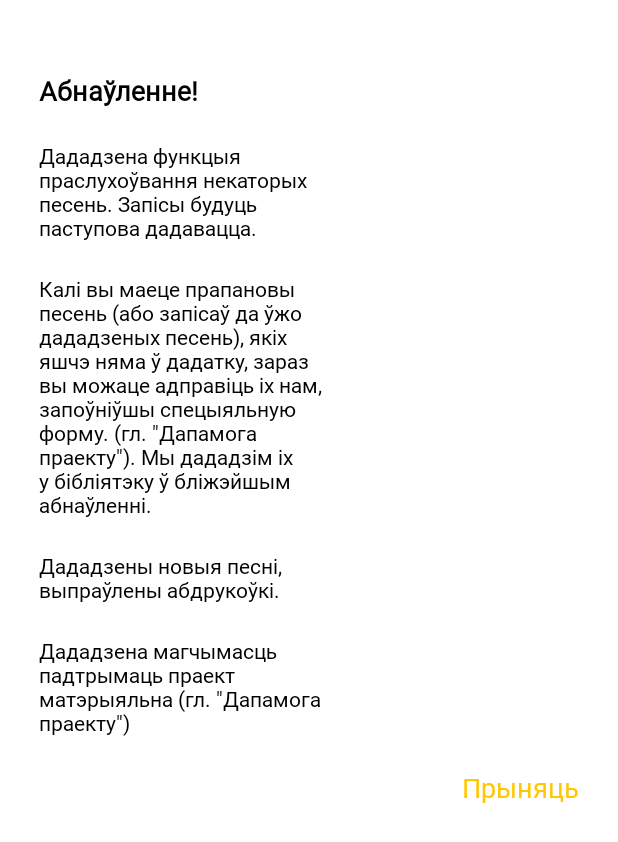
After one commit to ntnlbk/Spewnik, an Android app built with Jetpack Compose: the layout dialog_whats_new.xml on its own in the app's theme, with its tools: preview values and no code run, on a phone screen of 412 x 824 dp. The commit adds this screen. Shown: the top 842 px of the screen. Run offline under Robolectric (Android 15) with nearby library versions, the phone set to English and light mode, and no system bars.

Commit message:
Whats new dialog added (test implementation)

```diff
--- a/app/src/main/java/com/LibBib/spevn/presentation/MainActivity.kt
+++ b/app/src/main/java/com/LibBib/spevn/presentation/MainActivity.kt
@@ -1,10 +1,14 @@
 package com.LibBib.spevn.presentation
 
 import android.content.Intent
-import android.net.Uri
+import android.content.SharedPreferences
 import android.os.Bundle
+import android.widget.TextView
 import androidx.appcompat.app.AlertDialog
 import androidx.appcompat.app.AppCompatActivity
+import androidx.core.content.edit
+import androidx.core.net.toUri
+import androidx.fragment.app.DialogFragment
 import androidx.fragment.app.FragmentManager
 import androidx.lifecycle.lifecycleScope
 import com.LibBib.spevn.R
@@ -19,6 +23,7 @@ import javax.inject.Inject
 class MainActivity : AppCompatActivity() {
 
     private lateinit var binding: ActivityMainBinding
+    private lateinit var sharedPreferences: SharedPreferences
 
     @Inject
     lateinit var getActualVersionUseCase: GetActualVersionUseCase
@@ -33,11 +38,25 @@ class MainActivity : AppCompatActivity() {
         binding = ActivityMainBinding.inflate(layoutInflater)
         setContentView(binding.root)
         clearActivity()
+        sharedPreferences = getSharedPreferences(prefsName, MODE_PRIVATE)
+        checkAndShowWhatsNewDialog()
         lifecycleScope.launch {
             checkUpdate()
         }
     }
 
+    private fun checkAndShowWhatsNewDialog() {
+
+        val lastShownVersionCode = sharedPreferences.getInt(lastVersionKey, 0)
+
+        if (BUILD_ACTUAL_VERSION > lastShownVersionCode) {
+            // Show the "What's New" dialog
+            WhatsNewDialogFragment().show(supportFragmentManager, "WhatsNewDialog")
+
+            // Update the last shown version in SharedPreferences
+            sharedPreferences.edit { putInt(lastVersionKey, BUILD_ACTUAL_VERSION) }
+        }
+    }
 
 
     private suspend fun checkUpdate() {
@@ -61,7 +80,7 @@ class MainActivity : AppCompatActivity() {
         ) { _, _ ->
             val intent = Intent(
                 Intent.ACTION_VIEW,
-                Uri.parse(GOOGLE_PLAY_APP)
+                GOOGLE_PLAY_APP.toUri()
             )
             startActivity(intent)
         }
@@ -73,6 +92,8 @@ class MainActivity : AppCompatActivity() {
         builder.show()
     }
 
+
+
     private fun clearActivity() {
         supportFragmentManager.popBackStack(
             SONG_FRAGMENT_BACK_STACK_NAME,
@@ -81,8 +102,26 @@ class MainActivity : AppCompatActivity() {
     }
 
     companion object{
+        class WhatsNewDialogFragment : DialogFragment() {
+
+            override fun onCreateDialog(savedInstanceState: Bundle?): AlertDialog {
+                return activity?.let {
+                    val builder = AlertDialog.Builder(it)
+                    val inflater = requireActivity().layoutInflater
+                    val view = inflater.inflate(R.layout.dialog_whats_new, null)
+                    builder.setView(view)
+                    view.findViewById<TextView>(R.id.exit_tv).setOnClickListener {
+                        dialog?.dismiss()
+                    }
+                    builder.create()
+                } ?: throw IllegalStateException("Activity cannot be null")
+            }
+        }
+
         private const val BUILD_ACTUAL_VERSION = 16
         const val GOOGLE_PLAY_APP = "https://play.google.com/store/apps/details?id=com.LibBib.spevn"
         const val GOOGLE_PLAY_APP_URL = "market://details?id=com.LibBib.spevn"
+        private const val prefsName = "AppPrefs"
+        private const val lastVersionKey = "last_version_code"
     }
 }
--- /dev/null
+++ b/app/src/main/res/drawable/whatsnewbackgorund.xml
@@ -0,0 +1,4 @@
+<?xml version="1.0" encoding="utf-8"?>
+<shape xmlns:android="http://schemas.android.com/apk/res/android">
+    <solid android:color="@color/C1"/>
+</shape>
--- /dev/null
+++ b/app/src/main/res/layout/dialog_whats_new.xml
@@ -0,0 +1,86 @@
+<?xml version="1.0" encoding="utf-8"?>
+<LinearLayout xmlns:android="http://schemas.android.com/apk/res/android"
+    android:layout_width="match_parent"
+    android:layout_height="match_parent"
+    android:background="@drawable/whatsnewbackgorund"
+    android:orientation="vertical"
+    android:paddingBottom="21dp">
+    <TextView
+        android:id="@+id/textView32"
+        android:layout_width="wrap_content"
+        android:layout_height="wrap_content"
+        android:layout_marginStart="26dp"
+        android:layout_marginTop="48dp"
+        android:fontFamily="@font/myfont"
+        android:text="@string/updation"
+        android:textColor="@color/C2"
+        android:textSize="18sp"
+        android:textStyle="bold" />
+    <TextView
+        android:id="@+id/textView33"
+        android:layout_height="wrap_content"
+        android:layout_marginLeft="26dp"
+        android:layout_width="200dp"
+        android:layout_marginRight="26dp"
+        android:layout_marginTop="21dp"
+        android:fontFamily="@font/myfont"
+        android:text="@string/add_new_functions"
+        android:textColor="@color/C2"
+        android:textSize="14sp"
+        android:textStyle="normal" />
+
+    <TextView
+        android:id="@+id/textView34"
+        android:layout_marginRight="26dp"
+        android:layout_width="200dp"
+        android:layout_height="wrap_content"
+        android:layout_marginLeft="26dp"
+        android:layout_marginTop="21dp"
+        android:fontFamily="@font/myfont"
+        android:text='@string/if_you_have_some_propositions'
+        android:textColor="@color/C2"
+        android:textSize="14sp"
+        android:textStyle="normal" />
+
+    <TextView
+        android:id="@+id/textView36"
+        android:layout_marginRight="26dp"
+        android:layout_width="200dp"
+        android:layout_height="wrap_content"
+        android:layout_marginLeft="26dp"
+        android:layout_marginTop="21dp"
+        android:fontFamily="@font/myfont"
+        android:text='@string/new_songs_were_added'
+        android:textColor="@color/C2"
+        android:textSize="14sp"
+        android:textStyle="normal" />
+
+    <TextView
+        android:id="@+id/textView35"
+        android:layout_width="200dp"
+        android:layout_height="wrap_content"
+        android:layout_marginLeft="26dp"
+        android:layout_marginTop="21dp"
+        android:layout_marginRight="26dp"
+        android:fontFamily="@font/myfont"
+        android:text='@string/new_possibility_sup'
+        android:textColor="@color/C2"
+        android:textSize="14sp"
+        android:textStyle="normal" />
+    <TextView
+        android:id="@+id/exit_tv"
+        android:layout_width="200dp"
+        android:layout_height="wrap_content"
+        android:layout_gravity="end"
+        android:layout_marginLeft="26dp"
+        android:layout_marginTop="21dp"
+        android:layout_marginRight="26dp"
+        android:fontFamily="@font/myfont"
+        android:gravity="center_horizontal|end"
+        android:text='@string/accept'
+        android:textColor="#FFC700"
+        android:textSize="18sp"
+        android:textStyle="normal" />
+
+
+</LinearLayout>
--- a/app/src/main/res/values/strings.xml
+++ b/app/src/main/res/values/strings.xml
@@ -31,4 +31,9 @@
     <string name="accept">Прыняць</string>
     <string name="open_menu">OPEN MENU</string>
     <string name="app_name_menu">Спеўнік</string>
+    <string name="updation">Абнаўленне!</string>
+    <string name="add_new_functions">Дададзена функцыя праслухоўвання некаторых песень. Запісы будуць паступова дадавацца.</string>
+    <string name="if_you_have_some_propositions">Калі вы маеце прапановы песень (або запісаў да ўжо дададзеных песень), якіх яшчэ няма ў дадатку, зараз вы можаце адправіць іх нам, запоўніўшы спецыяльную форму. (гл. \"Дапамога праекту\"). Мы дададзім іх у бібліятэку ў бліжэйшым абнаўленні.</string>
+    <string name="new_songs_were_added">Дададзены новыя песні, выпраўлены абдрукоўкі.</string>
+    <string name="new_possibility_sup">Дададзена магчымасць падтрымаць праект матэрыяльна (гл. \"Дапамога праекту\")</string>
 </resources>
--- a/gradle/libs.versions.toml
+++ b/gradle/libs.versions.toml
@@ -1,5 +1,5 @@
 [versions]
-agp = "8.11.0"
+agp = "8.13.0"
 colorpicker = "1.1.6"
 colorpickerview = "2.3.0"
 dagger = "2.51.1"
```
